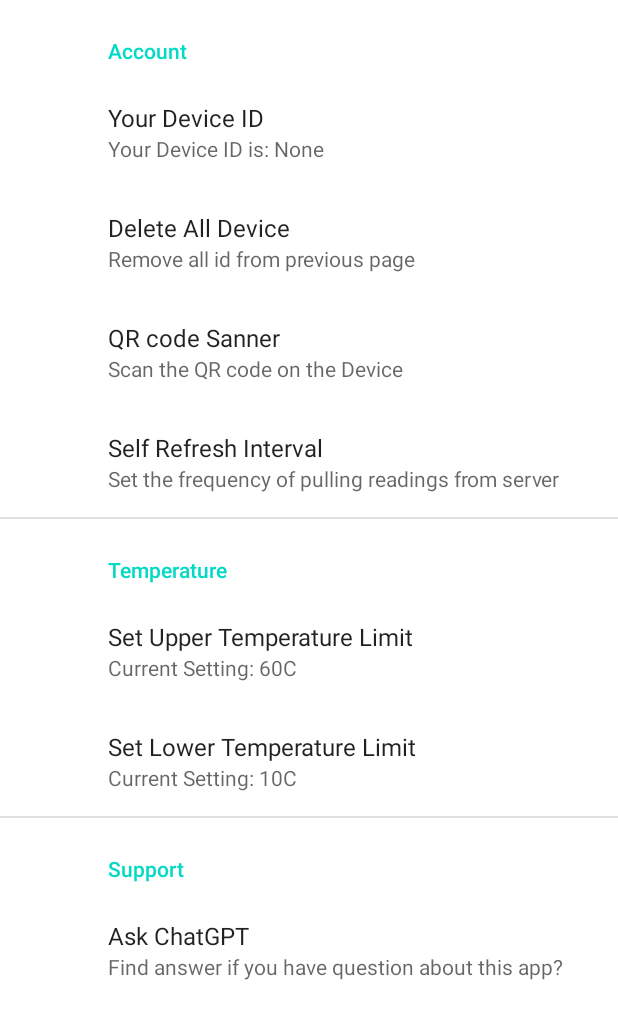
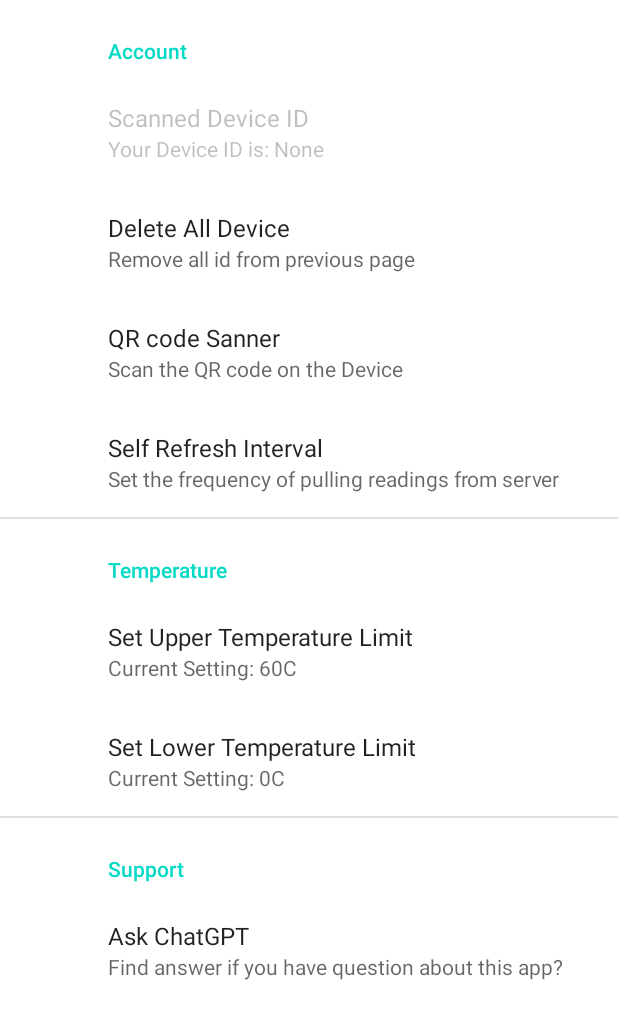
Before and after one commit to HizanLi/CPEN391Frontend, an Android app: the SettingsActivity screen opened directly, with no data from a screen before it, on a phone screen of 412 x 824 dp. Shown: the top 1019 px of the screen. Run offline under Robolectric (Android 15) with nearby library versions, the phone set to English and light mode, and no system bars; our stand-ins replace androidx.preference; network calls fail; 1 statement that could not run was skipped.

```diff
--- a/app/src/main/res/xml/root_preferences.xml
+++ b/app/src/main/res/xml/root_preferences.xml
@@ -9,7 +9,8 @@
             android:key="typedDeviceID"
             android:selectAllOnFocus="true"
             android:singleLine="true"
-            android:title="Your Device ID" />
+            android:title="Scanned Device ID"
+            android:enabled="false"/>
 
         <Preference
             android:defaultValue="None"
@@ -47,8 +48,8 @@
             android:title="Set Upper Temperature Limit" />
 
         <EditTextPreference
-            android:defaultValue="10"
-            app:summary="Current Setting: 10C"
+            android:defaultValue="0"
+            app:summary="Current Setting: 0C"
             android:inputType="number"
             android:key="lowerTempLimit"
             android:selectAllOnFocus="true"
```
Also changed, not shown: app/src/main/java/com/example/cpen391/setting/SettingsActivity.java (+11 -4 lines).
